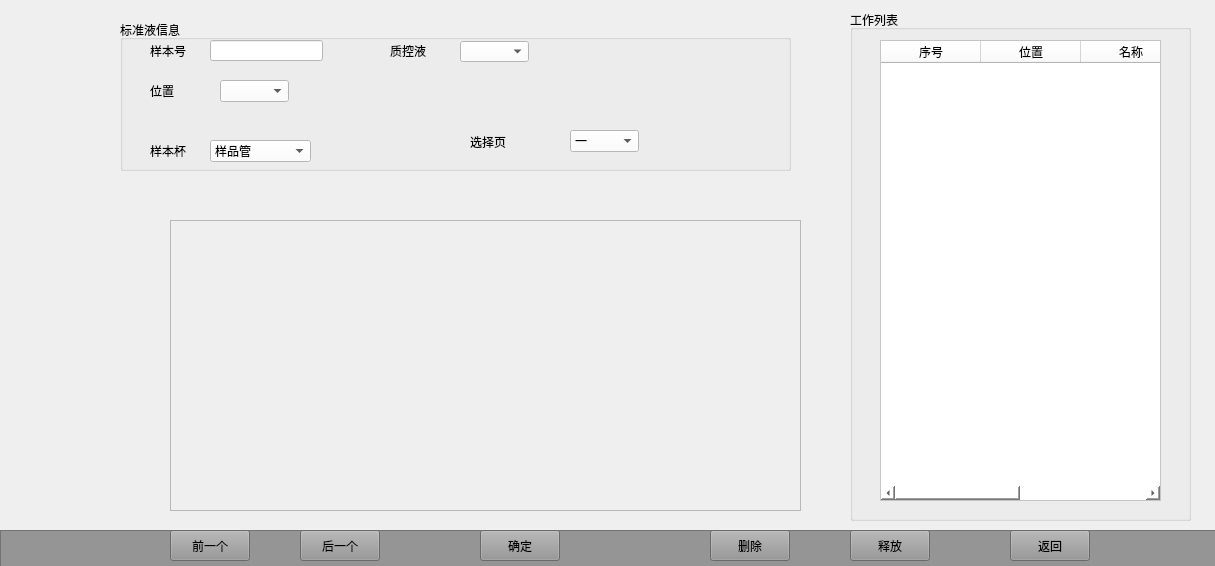
The window that qutab.ui (lsoftp/water) describes before a commit, drawn with Qt 5.
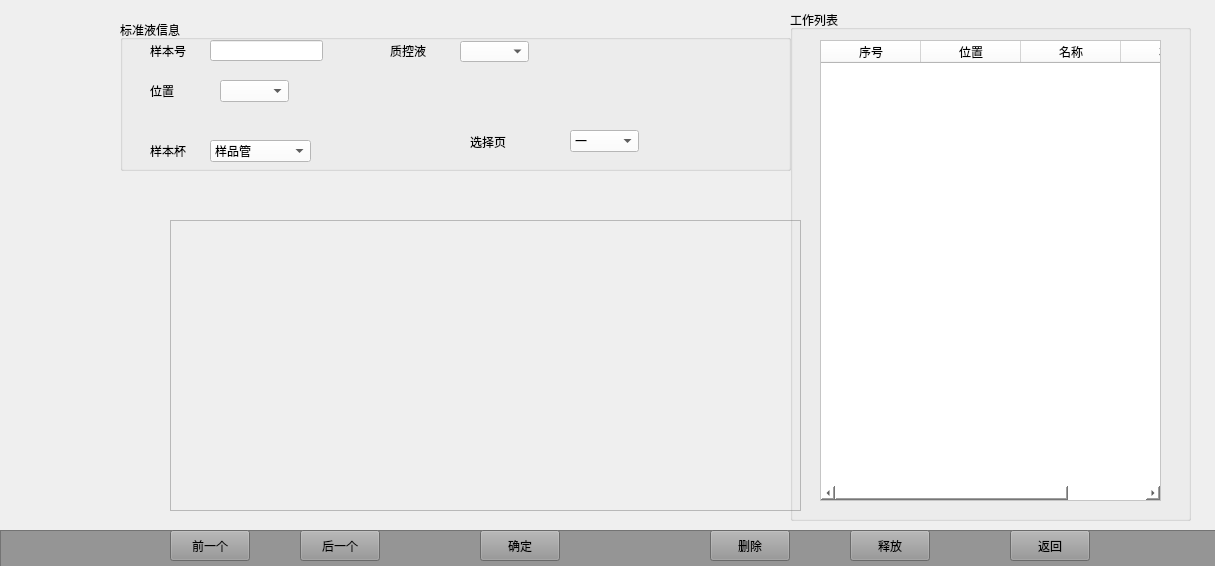
The same window after the commit.

```diff
--- a/qutab.ui
+++ b/qutab.ui
@@ -217,9 +217,9 @@
   <widget class="QGroupBox" name="groupBox_5">
    <property name="geometry">
     <rect>
-     <x>850</x>
+     <x>790</x>
      <y>10</y>
-     <width>341</width>
+     <width>401</width>
      <height>511</height>
     </rect>
    </property>
@@ -231,7 +231,7 @@
      <rect>
       <x>30</x>
       <y>30</y>
-      <width>281</width>
+      <width>341</width>
       <height>461</height>
      </rect>
     </property>
```
